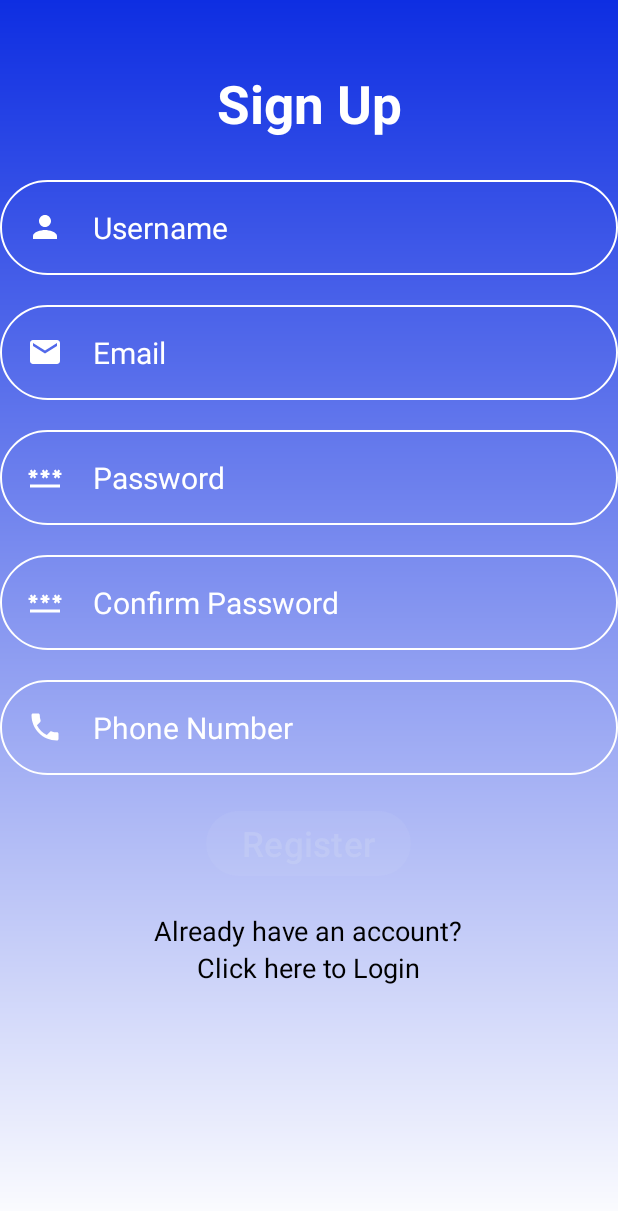
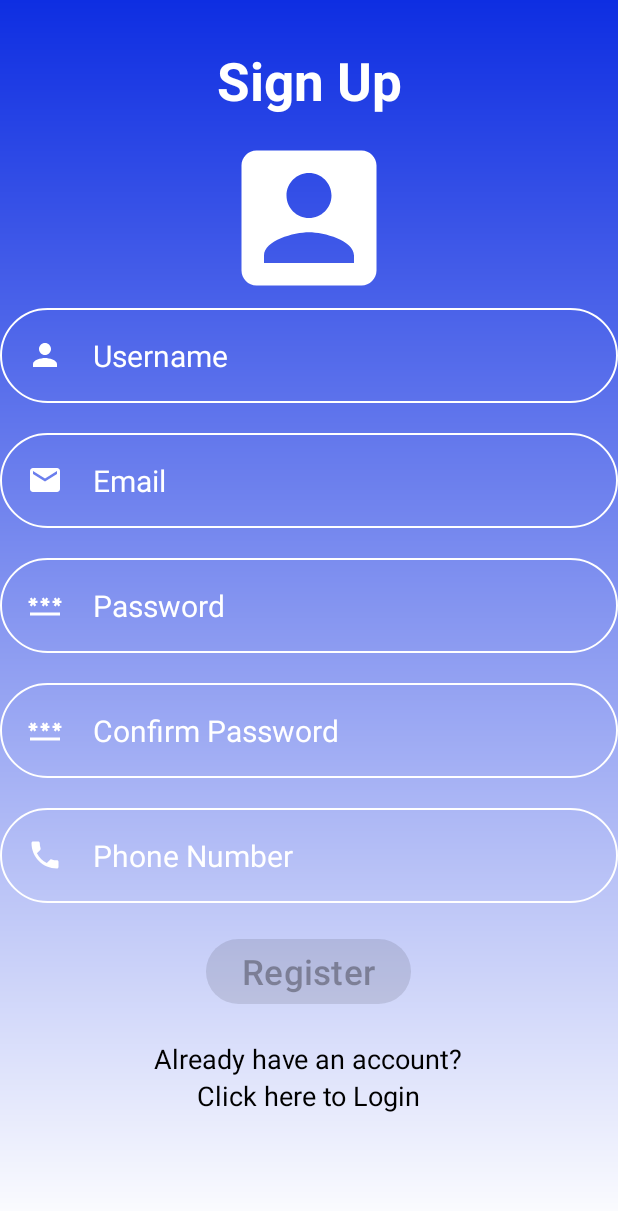
Before and after one commit to Bhavyadhan26/StreamDash_App, an Android app: the SignupActivity screen opened directly, with no data from a screen before it, on a phone screen of 412 x 824 dp. Shown: the top 1211 px of the screen. Run offline under Robolectric (Android 15) with nearby library versions, the phone set to English and light mode, and no system bars.

Commit message:
Adding color theme and updated login page and signup page layout

```diff
--- a/app/src/main/java/com/example/loginapp/LoginActivity.kt
+++ b/app/src/main/java/com/example/loginapp/LoginActivity.kt
@@ -64,7 +64,7 @@ class LoginActivity : AppCompatActivity() {
             Log.i("Test Credentials", "Username: $username and Password : $password" )
 
            // Navigate to the new activity (HomeActivity)
-            val intent = Intent(this@LoginActivity, HomePageActivity::class.java)
+            val intent = Intent(this@LoginActivity, SignupActivity::class.java)
             startActivity(intent)
             loginUserNotify()
         }
--- a/app/src/main/res/layout/signup.xml
+++ b/app/src/main/res/layout/signup.xml
@@ -14,14 +14,23 @@
         android:textColor="@color/white"
         android:textStyle="bold"
         android:gravity="center"
-        android:layout_margin="45dp"
+        android:layout_marginTop="30dp"
+        android:layout_marginBottom="8dp"
+        />
 
-        />
+    <ImageView
+        android:id="@+id/profile_image"
+        android:layout_width="120dp"
+        android:layout_height="120dp"
+        android:layout_below="@id/signuptitle"
+        android:contentDescription="User Icon"
+        android:layout_centerInParent="true"
+        android:src="@drawable/icon_account" />
 
     <EditText
         android:layout_width="match_parent"
         android:layout_height="wrap_content"
-        android:layout_marginTop="120dp"
+        android:layout_below="@id/profile_image"
         android:hint="Username"
         android:textColor="@color/white"
         android:textColorHint="@color/white"
--- a/app/src/main/res/values/themes.xml
+++ b/app/src/main/res/values/themes.xml
@@ -3,25 +3,39 @@
     <style name="Base.Theme.LoginApp" parent="Theme.Material3.DayNight.NoActionBar">
         <!-- Customize your light theme here. -->
 
-        <!-- Primary colors -->
-        <item name="colorPrimary">@color/sapphire</item>
-        <item name="colorOnPrimary">@color/text</item>
+        <!-- Primary Colors -->
+        <item name="colorPrimary">@color/base</item>
+        <item name="colorPrimaryDark">@color/crust</item>
+        <item name="colorAccent">@color/overlay2</item>
 
-        <!-- Secondary colors -->
-        <item name="colorSecondary">@color/peach</item>
-        <item name="colorOnSecondary">@color/text</item>
+        <!-- Background Colors -->
+        <item name="android:windowBackground">@color/base</item>
+        <item name="android:colorBackground">@color/surface0</item>
 
-        <!-- Background and surface colors -->
-        <item name="android:colorBackground">@color/base</item>
-        <item name="colorSurface">@color/surface0</item>
-        <item name="colorOnSurface">@color/text</item>
+        <!-- Text Colors -->
+        <item name="android:textColor">@color/text</item>
+        <item name="android:textColorPrimary">@color/text</item>
+        <item name="android:textColorSecondary">@color/subtext0</item>
+        <item name="android:textColorHint">@color/overlay1</item>
 
-        <!-- Text colors -->
-        <item name="android:textColor">@color/text</item>
+        <!-- Button Colors -->
+        <item name="colorButtonNormal">@color/blue</item>
+        <item name="android:colorError">@color/red</item>
 
-        <!-- Other UI element colors -->
-        <item name="colorError">@color/red</item>
-        <item name="colorOnError">@color/text</item>
+        <!-- Link/URL Colors -->
+        <item name="android:textColorLink">@color/blue</item>
+
+<!--        &lt;!&ndash; Success, Warnings, Errors &ndash;&gt;-->
+<!--        <item name="colorSuccess">@color/green</item>-->
+<!--        <item name="colorWarning">@color/yellow</item>-->
+<!--        <item name="colorError">@color/red</item>-->
+
+        <!-- Selection Background -->
+        <item name="android:colorActivatedHighlight">@color/overlay2</item>
+        <item name="android:colorControlHighlight">@color/overlay2</item>
+
+        <!-- Cursor -->
+        <item name="android:textCursorDrawable">@color/rosewater</item>
     </style>
 
     <style name="Theme.LoginApp" parent="Base.Theme.LoginApp" />
```
Also changed, not shown: app/src/main/res/layout/login.xml (+10 -8 lines).
